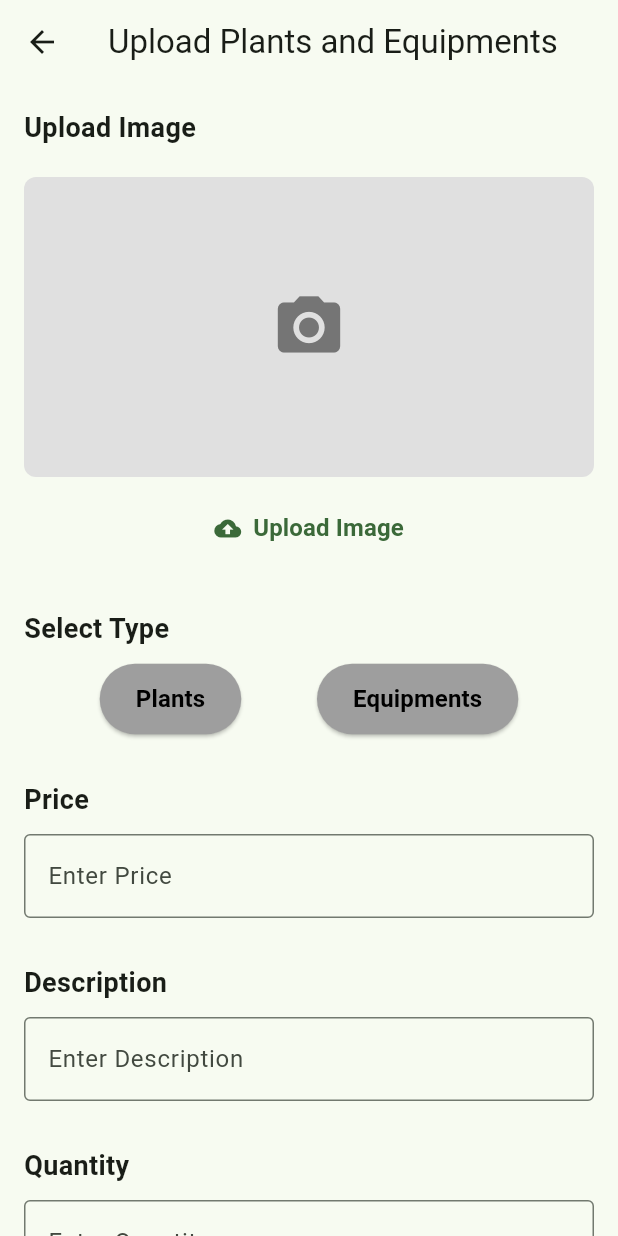
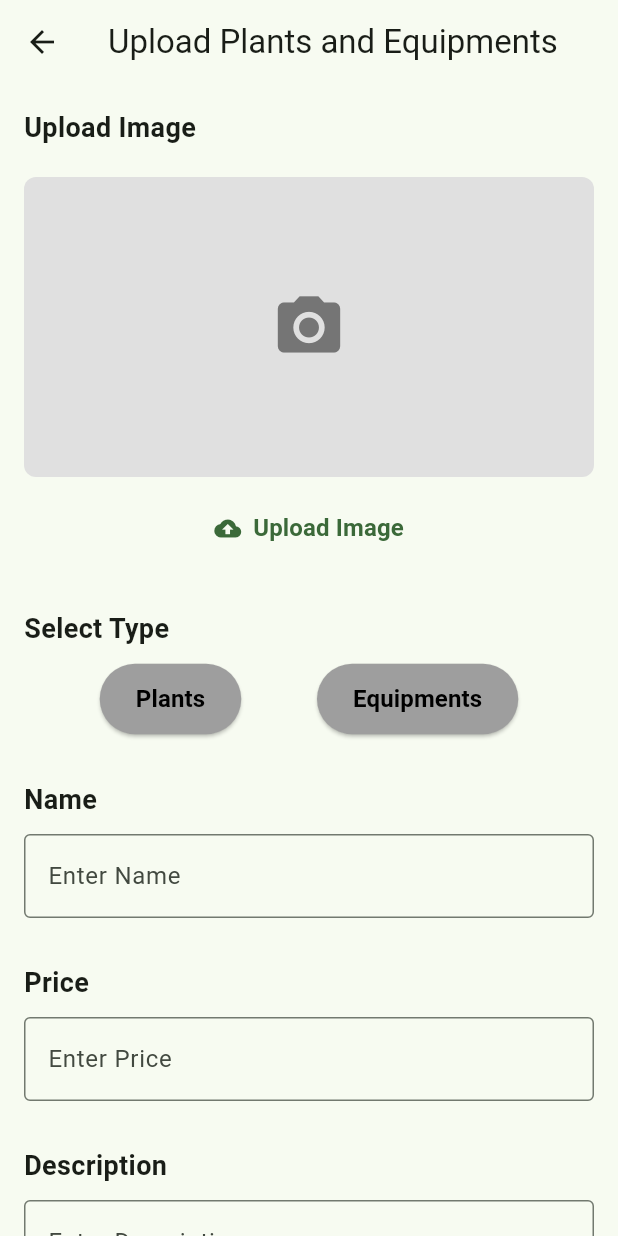
Before and after one commit to Sharangan13/project2_admin, a Flutter app: the UploadPlantsEquipmentsPage screen opened directly, on a phone screen of 412 x 824 dp. Run offline on Flutter 3.47's test engine with Material 2 defaults, Android fonts, the phone set to English and light mode, and no system bars; our stand-ins replace cloud_firestore, firebase_core, firebase_storage, image_picker, permission_handler; missing offline and left inert: qr_code_scanner; accounts and stored records are empty.

Commit message:
Admin upload product backend

```diff
--- a/lib/UploadPlantsEquipmentsPage.dart
+++ b/lib/UploadPlantsEquipmentsPage.dart
@@ -25,13 +25,14 @@ class _UploadPlantsEquipmentsPageState
   ];
 
   final FirebaseFirestore _firestore = FirebaseFirestore.instance;
-
+  TextEditingController _nameController = TextEditingController();
   TextEditingController _priceController = TextEditingController();
   TextEditingController _descriptionController = TextEditingController();
   TextEditingController _quantityController = TextEditingController();
 
   @override
   void dispose() {
+    _nameController.dispose();
     _priceController.dispose();
     _descriptionController.dispose();
     _quantityController.dispose();
@@ -81,6 +82,16 @@ class _UploadPlantsEquipmentsPageState
               _buildCategorySelection(),
               SizedBox(height: 30),
             ],
+            Text(
+              'Name',
+              style: TextStyle(
+                fontSize: 18,
+                fontWeight: FontWeight.bold,
+              ),
+            ),
+            SizedBox(height: 10),
+            _buildTextField('Enter Name', _nameController),
+            SizedBox(height: 30),
             Text(
               'Price',
               style: TextStyle(
@@ -303,11 +314,13 @@ class _UploadPlantsEquipmentsPageState
   }
 
   Future<void> _handleUpload() async {
+    final String name = _nameController.text.trim();
     final String price = _priceController.text.trim();
     final String description = _descriptionController.text.trim();
     final String quantity = _quantityController.text.trim();
 
     if (selectedType.isNotEmpty &&
+        name.isNotEmpty &&
         price.isNotEmpty &&
         description.isNotEmpty &&
         quantity.isNotEmpty &&
@@ -319,7 +332,8 @@ class _UploadPlantsEquipmentsPageState
             .child('Uploaded Images')
             .child(DateTime.now().toString());
         final UploadTask uploadTask = storageRef.putFile(imageFile!);
-        await uploadTask.whenComplete(() {});
+        final TaskSnapshot uploadSnapshot =
+            await uploadTask.whenComplete(() {});
 
         // Get the image URL from Firebase Storage
         final String imageUrl = await storageRef.getDownloadURL();
@@ -336,10 +350,12 @@ class _UploadPlantsEquipmentsPageState
               .doc(category)
               .collection('Items')
               .add({
+            'name': name,
             'price': price,
             'description': description,
             'quantity': quantity,
             'image_url': imageUrl,
+            'Category': category
           });
         } else if (selectedType == 'plants' && selectedCategory.isEmpty) {
           ScaffoldMessenger.of(context).showSnackBar(
@@ -352,6 +368,7 @@ class _UploadPlantsEquipmentsPageState
               .doc('equipments')
               .collection('Items')
               .add({
+            'name': name,
             'price': price,
             'description': description,
             'quantity': quantity,
@@ -365,6 +382,7 @@ class _UploadPlantsEquipmentsPageState
         );
 
         // Clear the form fields and selected image
+        _nameController.clear();
         _priceController.clear();
         _descriptionController.clear();
         _quantityController.clear();
```
